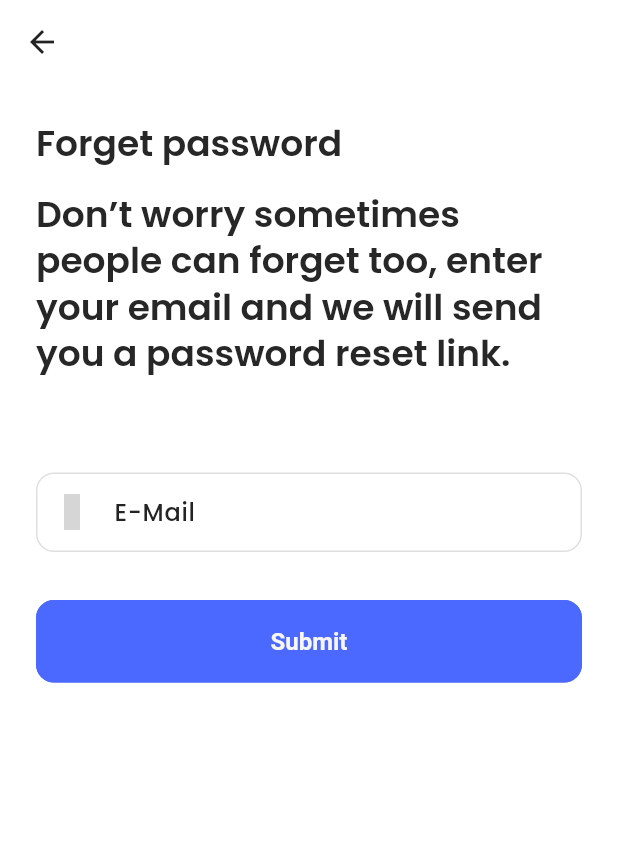
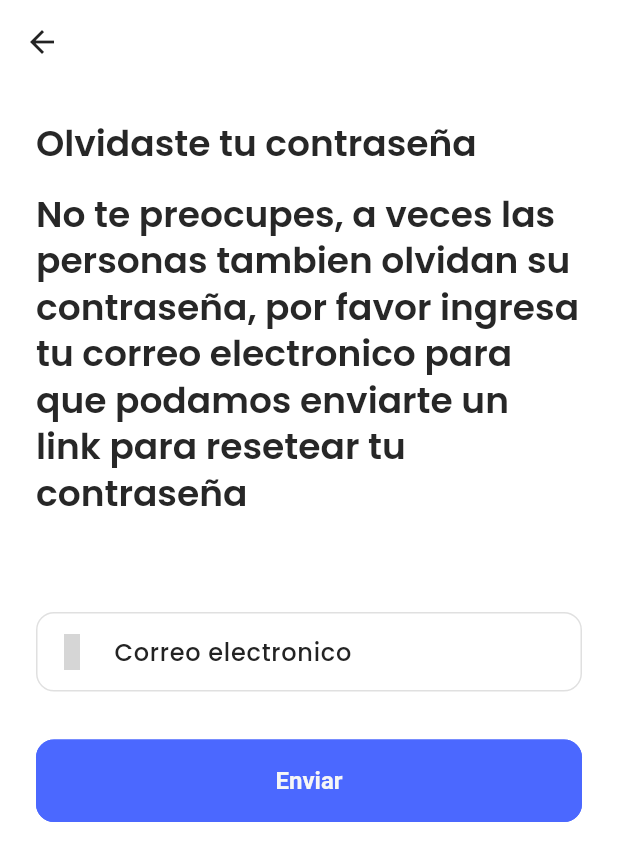
Before and after one commit to RogerThat0011/chilin-flutter, a Flutter app: the ForgetPassword screen opened directly, on a phone screen of 412 x 824 dp. Shown: the top 861 px of the screen. Run offline on Flutter 3.47's test engine with Material 3 defaults, Android fonts, the phone set to English and light mode, and no system bars; our stand-ins replace carousel_slider, flutter_rating_bar, get, get_storage, iconsax, logger and 2 more; accounts and stored records are empty; project files that could hold a hidden picture were left out; grey boxes are pictures that could not be loaded.

Commit message:
Actualizando pantallas

```diff
--- a/cliente_pupuseria_chilin/lib/common/widgets/login_signup/login_header.dart
+++ b/cliente_pupuseria_chilin/lib/common/widgets/login_signup/login_header.dart
@@ -20,7 +20,7 @@
       children: [
         Image(
           height: 150,
-          image: AssetImage(dark ? TImages.lightAppLogo : TImages.darkAppLogo),
+          image: AssetImage(dark ? TImages.chilinLogoLight : TImages.chilinLogoDark),
         ),
         Text(
           TTexts.loginTitle,
--- a/cliente_pupuseria_chilin/lib/features/screens/signup/widgets/signup_form.dart
+++ b/cliente_pupuseria_chilin/lib/features/screens/signup/widgets/signup_form.dart
@@ -34,7 +34,7 @@
                 child: TextFormField(
                   expands: false,
                   decoration: const InputDecoration(
-                      labelText: TTexts.firstName,
+                      labelText: TTexts.lastName,
                       prefixIcon: Icon(Iconsax.user)),
                 ),
               ),
@@ -53,6 +53,9 @@
 
           const SizedBox(height: TSizes.spaceBtwInputFields),
 
+=======
+          const SizedBox(height: TSizes.spaceBtwInputFields),
+>>>>>>> Stashed changes
           //EMAIL
           TextFormField(
             expands: false,
--- a/cliente_pupuseria_chilin/lib/features/screens/signup/widgets/verify_email.dart
+++ b/cliente_pupuseria_chilin/lib/features/screens/signup/widgets/verify_email.dart
@@ -30,7 +30,7 @@
             children: [
               //IMAGE
               Image(
-                  image: const AssetImage(TImages.deliveredEmailIllustration),
+                  image: const AssetImage(TImages.chilinLogoLight),
                   width: THelperFunctions.screenWidth() * 0.6),
               const SizedBox(height: TSizes.spaceBtwSections),
 
--- a/cliente_pupuseria_chilin/lib/utils/constants/image_strings.dart
+++ b/cliente_pupuseria_chilin/lib/utils/constants/image_strings.dart
@@ -7,6 +7,9 @@
   // -- App Logos
   static const String darkAppLogo = "assets/logos/t-store-splash-logo-black.png";
   static const String lightAppLogo = "assets/logos/t-store-splash-logo-white.png";
+  // chillin logos
+  static const String chilinLogoLight = "assets/logos/logo-dark.png";
+  static const String chilinLogoDark = "assets/logos/logo-light.png";
 
   // -- Social Logos
   static const String google = "assets/logos/google-icon.png";
--- a/cliente_pupuseria_chilin/lib/utils/constants/text_strings.dart
+++ b/cliente_pupuseria_chilin/lib/utils/constants/text_strings.dart
@@ -3,12 +3,12 @@
 class TTexts {
 
   // -- GLOBAL Texts
-  static const String and = "and";
+  static const String and = "y";
   static const String skip = "Skip";
-  static const String done = "Done";
-  static const String submit = "Submit";
-  static const String appName = "T-Store";
-  static const String tContinue = "Continue";
+  static const String done = "Listo";
+  static const String submit = "Enviar";
+  static const String appName = "Pupuseria Chilin";
+  static const String tContinue = "Continuar";
 
 
   // -- OnBoarding Texts
@@ -22,40 +22,40 @@
 
 
   // -- Authentication Forms
-  static const String firstName = "First Name";
-  static const String lastName = "Last Name";
-  static const String email = "E-Mail";
-  static const String password = "Password";
-  static const String newPassword = "New Password";
-  static const String username = "Username";
-  static const String phoneNo = "Phone Number";
-  static const String rememberMe = "Remember Me";
-  static const String forgetPassword = "Forget Password?";
-  static const String signIn = "Sign In";
-  static const String createAccount = "Create Account";
-  static const String orSignInWith = "or sign in with";
-  static const String orSignUpWith = "or sign up with";
-  static const String iAgreeTo = "I agree to";
-  static const String privacyPolicy = "Privacy Policy";
-  static const String termsOfUse = "Terms of use";
+  static const String firstName = "Nombre";
+  static const String lastName = "Apellido";
+  static const String email = "Correo electronico";
+  static const String password = "Contraseña";
+  static const String newPassword = "Nueva contraseña";
+  static const String username = "Usuario";
+  static const String phoneNo = "Numero de telefono";
+  static const String rememberMe = "Recuerdame";
+  static const String forgetPassword = "Olvidaste tu contraseña?";
+  static const String signIn = "Iniciar sesión";
+  static const String createAccount = "Crea una cuenta";
+  static const String orSignInWith = "o inicia sesión con";
+  static const String orSignUpWith = "o crea tu cuenta con";
+  static const String iAgreeTo = "Acepto las";
+  static const String privacyPolicy = "Politicas de privacidad";
+  static const String termsOfUse = "T&C";
   static const String verificationCode = "verificationCode";
-  static const String resendEmail = "Resend Email";
+  static const String resendEmail = "Reenviar el correo electronico";
   static const String resendEmailIn = "Resend email in";
 
 
   // -- Authentication Headings
-  static const String loginTitle = "Welcome back,";
-  static const String loginSubTitle = "Discover Limitless Choices and Unmatched Convenience.";
-  static const String signupTitle = "Let’s create your account";
-  static const String forgetPasswordTitle = "Forget password";
-  static const String forgetPasswordSubTitle = "Don’t worry sometimes people can forget too, enter your email and we will send you a password reset link.";
-  static const String changeYourPasswordTitle = "Password Reset Email Sent";
-  static const String changeYourPasswordSubTitle = "Your Account Security is Our Priority! We've Sent You a Secure Link to Safely Change Your Password and Keep Your Account Protected.";
-  static const String confirmEmail = "Verify your email address!";
+  static const String loginTitle = "Bienvenido";
+  static const String loginSubTitle = "Puedes iniciar sesion con tus credenciales";
+  static const String signupTitle = "Vamos a crear tu cuenta";
+  static const String forgetPasswordTitle = "Olvidaste tu contraseña";
+  static const String forgetPasswordSubTitle = "No te preocupes, a veces las personas tambien olvidan su contraseña, por favor ingresa tu correo electronico para que podamos enviarte un link para resetear tu contraseña";
+  static const String changeYourPasswordTitle = "Se envio el correo para actualizar la contraseña";
+  static const String changeYourPasswordSubTitle = "La seguridad de tu cuenta es nuestra prioridad! Te hemos enviado un enlance para que cambies tu contraseña y mantener tu contraseña actualizada";
+  static const String confirmEmail = "Verifica tu correo electronico!";
   static const String confirmEmailSubTitle = "Congratulations! Your Account Awaits: Verify Your Email to Start Shopping and Experience a World of Unrivaled Deals and Personalized Offers.";
   static const String emailNotReceivedMessage = "Didn’t get the email? Check your junk/spam or resend it.";
-  static const String yourAccountCreatedTitle = "Your account successfully created!";
-  static const String yourAccountCreatedSubTitle = "Welcome to Your Ultimate Shopping Destination: Your Account is Created, Unleash the Joy of Seamless Online Shopping!";
+  static const String yourAccountCreatedTitle = "Tu cuenta fue creada con exito!";
+  static const String yourAccountCreatedSubTitle = "Bienvenido a Pupuseria Chilin!";
 
 
   // -- Product
```
Also changed, not shown: cliente_pupuseria_chilin/assets/logos/logo-dark.png (added), cliente_pupuseria_chilin/assets/logos/logo-light.png (added).
